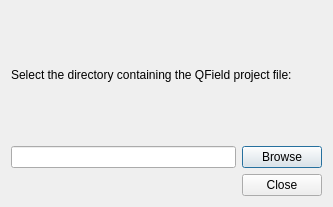
This is qfieldsync/ui/synchronize_base.ui in opengisch/qfieldsync as Qt 5 draws it before an edit. The edited form follows.
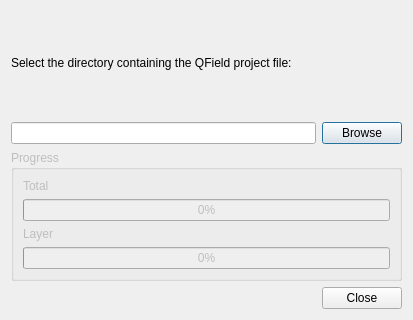
This is the edited form.

Commit message: pull dialog supports progressbar

The edit to the form file:
```diff
--- a/qfieldsync/ui/synchronize_base.ui
+++ b/qfieldsync/ui/synchronize_base.ui
@@ -6,8 +6,8 @@
    <rect>
     <x>0</x>
     <y>0</y>
-    <width>333</width>
-    <height>207</height>
+    <width>413</width>
+    <height>320</height>
    </rect>
   </property>
   <property name="windowTitle">
@@ -38,6 +38,46 @@
      </item>
     </layout>
    </item>
+   <item>
+    <widget class="QGroupBox" name="progress_group">
+     <property name="enabled">
+      <bool>false</bool>
+     </property>
+     <property name="title">
+      <string>Progress</string>
+     </property>
+     <layout class="QVBoxLayout" name="verticalLayout_2">
+      <item>
+       <widget class="QLabel" name="label_2">
+        <property name="text">
+         <string>Total</string>
+        </property>
+       </widget>
+      </item>
+      <item>
+       <widget class="QProgressBar" name="totalProgressBar">
+        <property name="value">
+         <number>0</number>
+        </property>
+       </widget>
+      </item>
+      <item>
+       <widget class="QLabel" name="label_3">
+        <property name="text">
+         <string>Layer</string>
+        </property>
+       </widget>
+      </item>
+      <item>
+       <widget class="QProgressBar" name="layerProgressBar">
+        <property name="value">
+         <number>0</number>
+        </property>
+       </widget>
+      </item>
+     </layout>
+    </widget>
+   </item>
    <item>
     <widget class="QDialogButtonBox" name="button_box">
      <property name="orientation">
```
Left out of the diff: 2 changed lines with no effect on the pictures. The commit also changes 3 other files.
